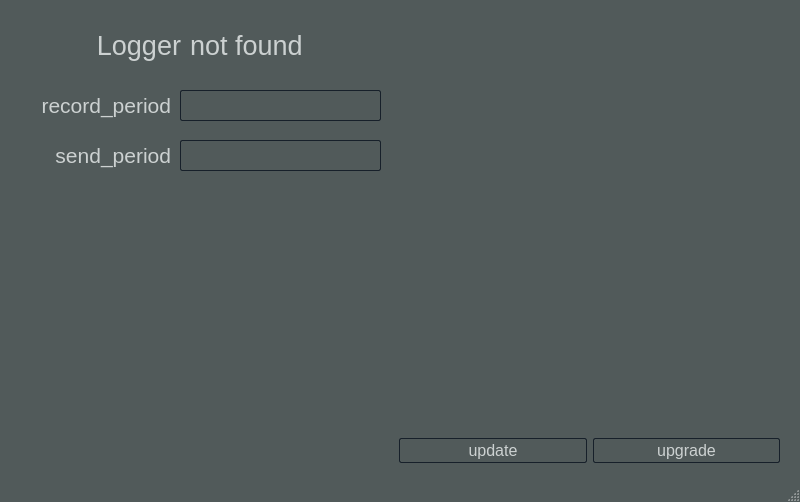
This is mainwindow.ui in DrDeLaBill/logger as Qt 5 draws it before an edit. The edited form follows.
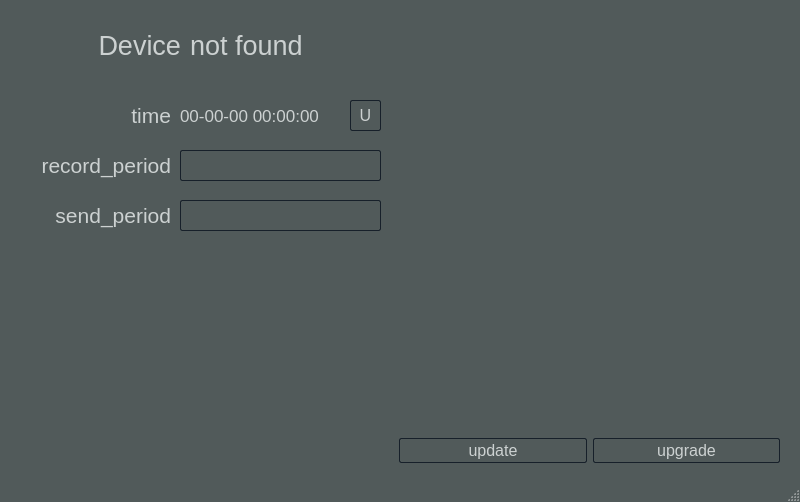
This is the edited form.

Commit message: Set time with USB

Diff of the .ui file:
```diff
--- a/mainwindow.ui
+++ b/mainwindow.ui
@@ -7,7 +7,7 @@
     <x>0</x>
     <y>0</y>
     <width>800</width>
-    <height>496</height>
+    <height>502</height>
    </rect>
   </property>
   <property name="windowTitle">
@@ -117,7 +117,7 @@
         <property name="geometry">
          <rect>
           <x>10</x>
-          <y>70</y>
+          <y>130</y>
           <width>361</width>
           <height>51</height>
          </rect>
@@ -167,7 +167,7 @@
         <property name="geometry">
          <rect>
           <x>10</x>
-          <y>120</y>
+          <y>180</y>
           <width>361</width>
           <height>51</height>
          </rect>
@@ -228,7 +228,7 @@
          </font>
         </property>
         <property name="text">
-         <string>Logger</string>
+         <string>Device</string>
         </property>
         <property name="alignment">
          <set>Qt::AlignRight|Qt::AlignTrailing|Qt::AlignVCenter</set>
@@ -252,6 +252,74 @@
          <string>not found</string>
         </property>
        </widget>
+       <widget class="QGroupBox" name="groupBox_3">
+        <property name="geometry">
+         <rect>
+          <x>10</x>
+          <y>80</y>
+          <width>361</width>
+          <height>51</height>
+         </rect>
+        </property>
+        <property name="title">
+         <string/>
+        </property>
+        <widget class="QLabel" name="label_time">
+         <property name="geometry">
+          <rect>
+           <x>0</x>
+           <y>10</y>
+           <width>151</width>
+           <height>31</height>
+          </rect>
+         </property>
+         <property name="font">
+          <font>
+           <pointsize>16</pointsize>
+          </font>
+         </property>
+         <property name="layoutDirection">
+          <enum>Qt::LeftToRight</enum>
+         </property>
+         <property name="text">
+          <string>time</string>
+         </property>
+         <property name="alignment">
+          <set>Qt::AlignRight|Qt::AlignTrailing|Qt::AlignVCenter</set>
+         </property>
+        </widget>
+        <widget class="QLabel" name="time">
+         <property name="geometry">
+          <rect>
+           <x>160</x>
+           <y>10</y>
+           <width>171</width>
+           <height>31</height>
+          </rect>
+         </property>
+         <property name="font">
+          <font>
+           <pointsize>13</pointsize>
+          </font>
+         </property>
+         <property name="text">
+          <string>00-00-00 00:00:00</string>
+         </property>
+        </widget>
+        <widget class="QPushButton" name="updateTimeBtn">
+         <property name="geometry">
+          <rect>
+           <x>330</x>
+           <y>10</y>
+           <width>31</width>
+           <height>31</height>
+          </rect>
+         </property>
+         <property name="text">
+          <string>U</string>
+         </property>
+        </widget>
+       </widget>
       </widget>
      </item>
      <item>
```
Left out of the diff: 4 changed lines with no effect on the pictures. The commit also changes 17 other files.
